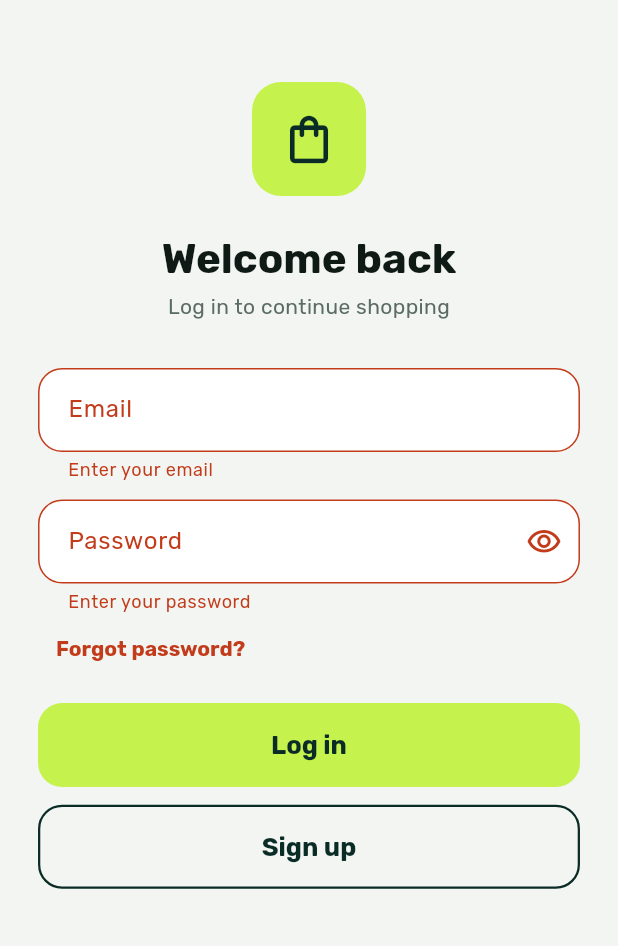
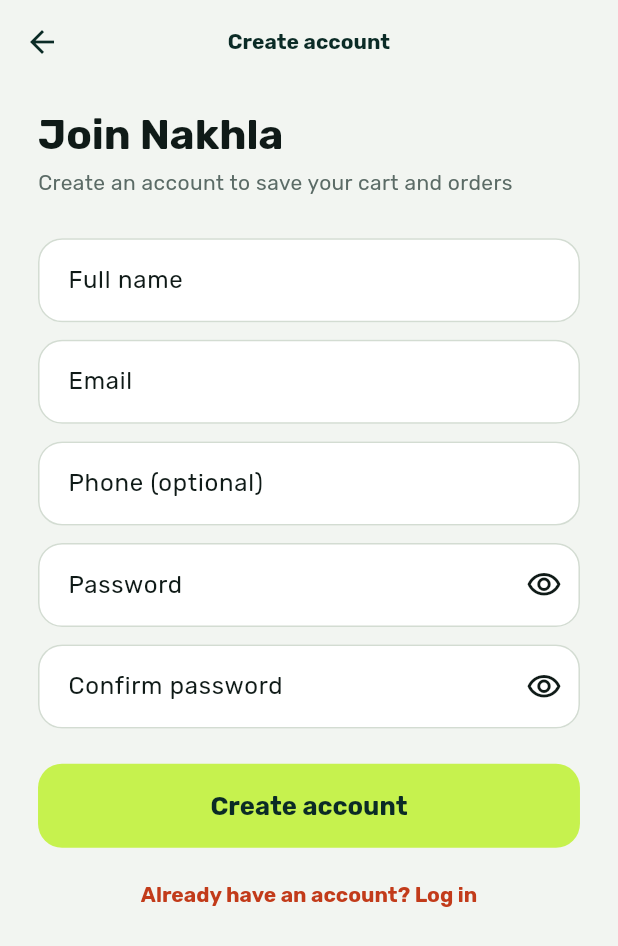
Before and after one commit to absrah/nakhla, a Flutter app: the screen it shows after launch, after a tap on "Log in", after a tap on "Sign up", on a phone screen of 412 x 824 dp. Shown: the top 946 px of the screen. Run offline on Flutter 3.47's test engine with Material 3 defaults, Android fonts, the phone set to English and light mode, and no system bars; our stand-ins replace cloud_firestore, firebase_auth, firebase_core, flutter_riverpod, flutter_screenutil, google_fonts; accounts and stored records are empty.

Commit message:
Rename sign-in files to log-in & Add sign-up screen

```diff
--- a/lib/app.dart
+++ b/lib/app.dart
@@ -5,7 +5,7 @@ import 'package:flutter_screenutil/flutter_screenutil.dart';
 import 'core/theme/app_palette.dart';
 import 'core/theme/app_theme.dart';
 import 'features/auth/model/auth_repository.dart';
-import 'features/auth/view/sign_in_screen.dart';
+import 'features/auth/view/Log_in_screen.dart';
 import 'features/auth/view_model/session_provider.dart';
 
 /// TEMPORARY: lets us flip light/dark while testing the theme.
@@ -50,8 +50,8 @@ class _TempGate extends ConsumerWidget {
       ),
       error: (e, _) => Scaffold(body: Center(child: Text('$e'))),
       data: (user) => user == null
-          ? const SignInScreen()
-          : _SignedInPlaceholder(
+          ? const LogInScreen()
+          : _LoggedInPlaceholder(
               name: user.displayName ?? '',
               email: user.email ?? '',
               uid: user.uid,
@@ -61,8 +61,8 @@ class _TempGate extends ConsumerWidget {
 }
 
 /// TEMPORARY: proves the session works. Replaced by the real home screen.
-class _SignedInPlaceholder extends ConsumerWidget {
-  const _SignedInPlaceholder({
+class _LoggedInPlaceholder extends ConsumerWidget {
+  const _LoggedInPlaceholder({
     required this.name,
     required this.email,
     required this.uid,
@@ -79,7 +79,7 @@ class _SignedInPlaceholder extends ConsumerWidget {
 
     return Scaffold(
       appBar: AppBar(
-        title: const Text('Signed in'),
+        title: const Text('Logged in'),
         actions: [
           IconButton(
             tooltip: 'Switch light / dark',
@@ -102,7 +102,7 @@ class _SignedInPlaceholder extends ConsumerWidget {
             const Spacer(),
             OutlinedButton(
               onPressed: () => ref.read(authRepositoryProvider).signOut(),
-              child: const Text('Sign out'),
+              child: const Text('Log out'),
             ),
           ],
         ),
--- a/lib/features/auth/model/auth_repository.dart
+++ b/lib/features/auth/model/auth_repository.dart
@@ -27,7 +27,7 @@ class AuthRepository {
 
   User? get currentUser => _auth.currentUser;
 
-  Future<void> signIn({
+  Future<void> logIn({
     required String email,
     required String password,
   }) async {
--- a/lib/features/auth/view/sign_in_screen.dart
+++ b/lib/features/auth/view/log_in_screen.dart
@@ -1,3 +1,4 @@
+
 import 'package:flutter/material.dart';
 import 'package:flutter_riverpod/flutter_riverpod.dart';
 import 'package:flutter_screenutil/flutter_screenutil.dart';
@@ -7,16 +8,17 @@ import '../../../core/utils/validators.dart';
 import '../../../core/widgets/app_text_field.dart';
 import '../../../core/widgets/error_banner.dart';
 import '../../../core/widgets/loading_button.dart';
-import '../view_model/sign_in_view_model.dart';
+import '../view_model/log_in_view_model.dart';
+import 'sign_up_screen.dart';
 
-class SignInScreen extends ConsumerStatefulWidget {
-  const SignInScreen({super.key});
+class LogInScreen extends ConsumerStatefulWidget {
+  const LogInScreen({super.key});
 
   @override
-  ConsumerState<SignInScreen> createState() => _SignInScreenState();
+  ConsumerState<LogInScreen> createState() => _LogInScreenState();
 }
 
-class _SignInScreenState extends ConsumerState<SignInScreen> {
+class _LogInScreenState extends ConsumerState<LogInScreen> {
   final _formKey = GlobalKey<FormState>();
   final _email = TextEditingController();
   final _password = TextEditingController();
@@ -31,7 +33,7 @@ class _SignInScreenState extends ConsumerState<SignInScreen> {
   void _submit() {
     if (!_formKey.currentState!.validate()) return;
     FocusScope.of(context).unfocus();
-    ref.read(signInViewModelProvider.notifier).signIn(
+    ref.read(logInViewModelProvider.notifier).logIn(
           email: _email.text,
           password: _password.text,
         );
@@ -39,7 +41,7 @@ class _SignInScreenState extends ConsumerState<SignInScreen> {
 
   @override
   Widget build(BuildContext context) {
-    final state = ref.watch(signInViewModelProvider);
+    final state = ref.watch(logInViewModelProvider);
     final p = context.palette;
     final text = Theme.of(context).textTheme;
 
@@ -124,8 +126,12 @@ class _SignInScreenState extends ConsumerState<SignInScreen> {
                   ),
                   SizedBox(height: 12.h),
                   OutlinedButton(
-                    // TODO: opens the create-account screen (router step).
-                    onPressed: () {},
+                    // TEMPORARY navigation until the router is added.
+                    onPressed: () => Navigator.of(context).push(
+                      MaterialPageRoute<void>(
+                        builder: (_) => const SignUpScreen(),
+                      ),
+                    ),
                     child: const Text('Sign up'),
                   ),
                   SizedBox(height: 24.h),
--- /dev/null
+++ b/lib/features/auth/view/sign_up_screen.dart
@@ -0,0 +1,157 @@
+import 'package:flutter/material.dart';
+import 'package:flutter_riverpod/flutter_riverpod.dart';
+import 'package:flutter_screenutil/flutter_screenutil.dart';
+
+import '../../../core/theme/app_palette.dart';
+import '../../../core/utils/validators.dart';
+import '../../../core/widgets/app_text_field.dart';
+import '../../../core/widgets/error_banner.dart';
+import '../../../core/widgets/loading_button.dart';
+import '../view_model/sign_up_view_model.dart';
+
+class SignUpScreen extends ConsumerStatefulWidget {
+  const SignUpScreen({super.key});
+
+  @override
+  ConsumerState<SignUpScreen> createState() => _SignUpScreenState();
+}
+
+class _SignUpScreenState extends ConsumerState<SignUpScreen> {
+  final _formKey = GlobalKey<FormState>();
+  final _name = TextEditingController();
+  final _email = TextEditingController();
+  final _phone = TextEditingController();
+  final _password = TextEditingController();
+  final _confirm = TextEditingController();
+
+  @override
+  void dispose() {
+    _name.dispose();
+    _email.dispose();
+    _phone.dispose();
+    _password.dispose();
+    _confirm.dispose();
+    super.dispose();
+  }
+
+  void _submit() {
+    if (!_formKey.currentState!.validate()) return;
+    FocusScope.of(context).unfocus();
+    ref.read(signUpViewModelProvider.notifier).signUp(
+          name: _name.text,
+          email: _email.text,
+          password: _password.text,
+          phone: _phone.text,
+        );
+  }
+
+  @override
+  Widget build(BuildContext context) {
+    final state = ref.watch(signUpViewModelProvider);
+    final p = context.palette;
+    final text = Theme.of(context).textTheme;
+
+    // TEMPORARY: close this screen once the account exists, so the gate
+    // underneath (now signed in) shows. The router will do this later.
+    ref.listen(signUpViewModelProvider, (previous, next) {
+      if (next.done) Navigator.of(context).pop();
+    });
+
+    return Scaffold(
+      appBar: AppBar(title: const Text('Create account')),
+      body: SafeArea(
+        child: SingleChildScrollView(
+          padding: EdgeInsets.symmetric(horizontal: 24.w),
+          child: Form(
+            key: _formKey,
+            child: AutofillGroup(
+              child: Column(
+                crossAxisAlignment: CrossAxisAlignment.stretch,
+                children: [
+                  SizedBox(height: 16.h),
+                  Text(
+                    'Join Nakhla',
+                    style: text.headlineMedium
+                        ?.copyWith(fontWeight: FontWeight.w700),
+                  ),
+                  SizedBox(height: 4.h),
+                  Text(
+                    'Create an account to save your cart and orders',
+                    style: text.bodyMedium?.copyWith(color: p.muted),
+                  ),
+                  SizedBox(height: 28.h),
+                  AppTextField(
+                    label: 'Full name',
+                    controller: _name,
+                    validator: Validators.name,
+                    keyboardType: TextInputType.name,
+                    textInputAction: TextInputAction.next,
+                    autofillHints: const [AutofillHints.name],
+                    enabled: !state.isLoading,
+                  ),
+                  SizedBox(height: 12.h),
+                  AppTextField(
+                    label: 'Email',
+                    controller: _email,
+                    validator: Validators.email,
+                    keyboardType: TextInputType.emailAddress,
+                    textInputAction: TextInputAction.next,
+                    autofillHints: const [AutofillHints.email],
+                    enabled: !state.isLoading,
+                  ),
+                  SizedBox(height: 12.h),
+                  AppTextField(
+                    label: 'Phone (optional)',
+                    controller: _phone,
+                    validator: Validators.phone,
+                    keyboardType: TextInputType.phone,
+                    textInputAction: TextInputAction.next,
+                    autofillHints: const [AutofillHints.telephoneNumber],
+                    enabled: !state.isLoading,
+                  ),
+                  SizedBox(height: 12.h),
+                  AppTextField(
+                    label: 'Password',
+                    controller: _password,
+                    validator: Validators.password,
+                    isPassword: true,
+                    textInputAction: TextInputAction.next,
+                    autofillHints: const [AutofillHints.newPassword],
+                    enabled: !state.isLoading,
+                  ),
+                  SizedBox(height: 12.h),
+                  AppTextField(
+                    label: 'Confirm password',
+                    controller: _confirm,
+                    validator: (v) =>
+                        Validators.confirmPassword(v, _password.text),
+                    isPassword: true,
+                    textInputAction: TextInputAction.done,
+                    onSubmitted: (_) => _submit(),
+                    enabled: !state.isLoading,
+                  ),
+                  SizedBox(height: 24.h),
+                  if (state.error != null) ...[
+                    ErrorBanner(state.error!),
+                    SizedBox(height: 16.h),
+                  ],
+                  LoadingButton(
+                    label: 'Create account',
+                    isLoading: state.isLoading,
+                    onPressed: _submit,
+                  ),
+                  SizedBox(height: 8.h),
+                  TextButton(
+                    onPressed: () => Navigator.of(context).pop(),
+                    child: const Text('Already have an account? Log in'),
+                  ),
+                  SizedBox(height: 24.h),
+                ],
+              ),
+            ),
+          ),
+        ),
+      ),
+    );
+  }
+}
--- a/lib/features/auth/view_model/sign_in_view_model.dart
+++ b/lib/features/auth/view_model/log_in_view_model.dart
@@ -4,17 +4,17 @@ import '../../../core/errors/app_exception.dart';
 import '../model/auth_repository.dart';
 import 'auth_action_state.dart';
 
-class SignInViewModel extends Notifier<AuthActionState> {
+class logInViewModel extends Notifier<AuthActionState> {
   @override
   AuthActionState build() => const AuthActionState();
 
-  Future<void> signIn({required String email, required String password}) async {
+  Future<void> logIn({required String email, required String password}) async {
     if (state.isLoading) return;
     state = const AuthActionState(isLoading: true);
     try {
       await ref
           .read(authRepositoryProvider)
-          .signIn(email: email, password: password);
+          .logIn(email: email, password: password);
       if (!ref.mounted) return;
       state = const AuthActionState(done: true);
     } on AppException catch (e) {
@@ -24,7 +24,7 @@ class SignInViewModel extends Notifier<AuthActionState> {
   }
 }
 
-final signInViewModelProvider =
-    NotifierProvider.autoDispose<SignInViewModel, AuthActionState>(
-  SignInViewModel.new,
+final logInViewModelProvider =
+    NotifierProvider.autoDispose<logInViewModel, AuthActionState>(
+  logInViewModel.new,
 );
```
